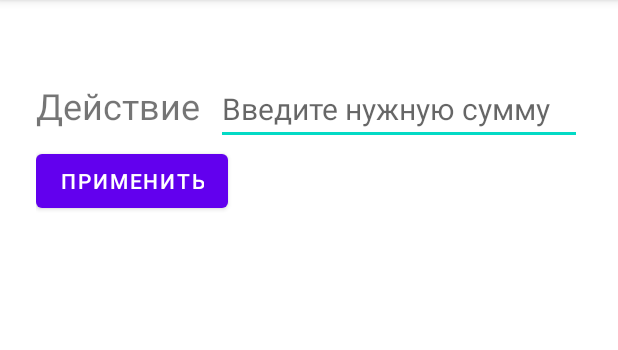
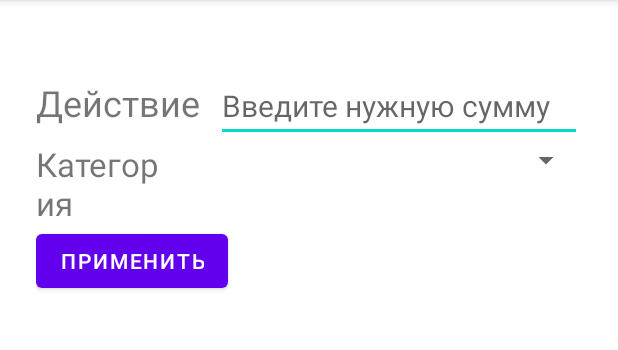
Before and after one commit to Termolk/right_finance, an Android app: the MoneyTransactions screen opened directly, with no data from a screen before it, on a phone screen of 412 x 824 dp, the part 84-434 px from its top. Run offline under Robolectric (Android 15) with nearby library versions, the phone set to English and light mode, and no system bars.

Commit message:
Money can't be negative. Fixed it. Creating a spinner

```diff
--- a/app/src/main/java/com/Termolk/rightfinance/MoneyTransactions.java
+++ b/app/src/main/java/com/Termolk/rightfinance/MoneyTransactions.java
@@ -43,7 +43,13 @@ public class MoneyTransactions extends AppCompatActivity {
                 if (action.equals("Добавить")) {
                     intent.putExtra("ChangedMoney", MainActivity.money + Integer.parseInt(editTextMoney.getText().toString()));
                 } else if (action.equals("Вычесть")) {
-                    intent.putExtra("ChangedMoney", MainActivity.money - Integer.parseInt(editTextMoney.getText().toString()));
+                    if (MainActivity.money - Integer.parseInt(editTextMoney.getText().toString()) <= 0 ){
+                        intent.putExtra("ChangedMoney", 0);
+                    }
+                    else {
+                        intent.putExtra("ChangedMoney", MainActivity.money - Integer.parseInt(editTextMoney.getText().toString()));
+                    }
+
                 }
                 setResult(RESULT_OK, intent);
                 finish();
--- a/app/src/main/res/layout/activity_money_transactions.xml
+++ b/app/src/main/res/layout/activity_money_transactions.xml
@@ -43,6 +43,26 @@
 
         </LinearLayout>
 
+        <LinearLayout
+            android:layout_width="match_parent"
+            android:layout_height="match_parent"
+            android:orientation="horizontal">
+
+            <TextView
+                android:id="@+id/textView"
+                android:layout_width="wrap_content"
+                android:layout_height="wrap_content"
+                android:layout_weight="1"
+                android:text="Категория"
+                android:textSize="22sp" />
+
+            <Spinner
+                android:id="@+id/spinner"
+                android:layout_width="match_parent"
+                android:layout_height="wrap_content"
+                android:layout_weight="6" />
+        </LinearLayout>
+
         <Button
             android:id="@+id/buttonChange"
             android:layout_width="wrap_content"
```
